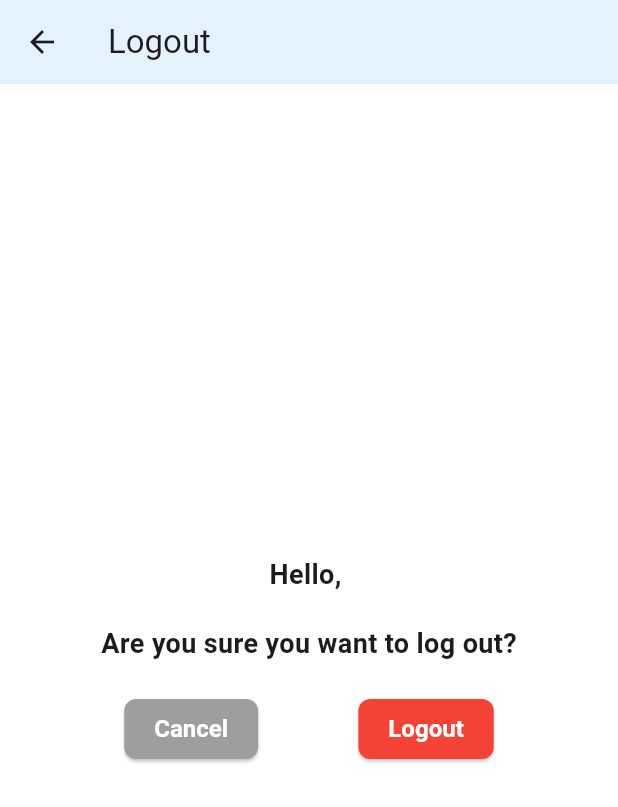
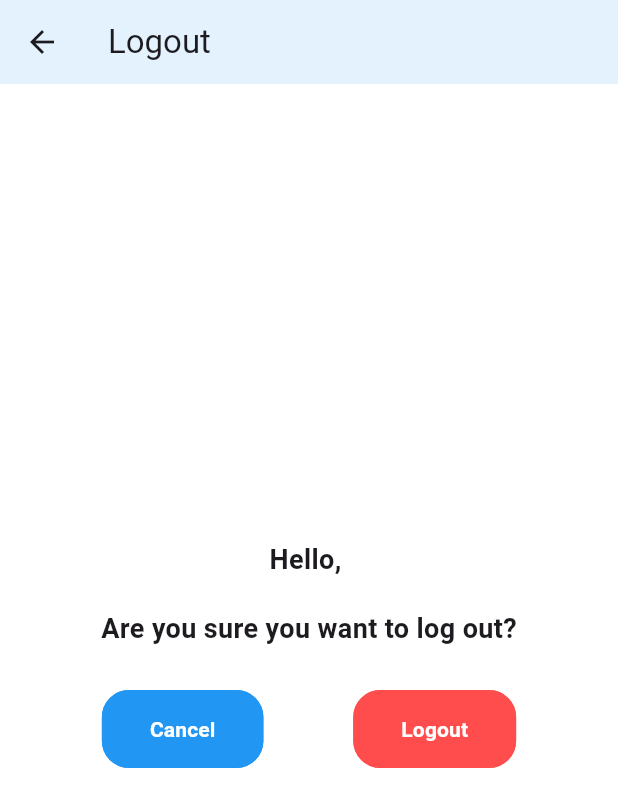
Before and after one commit to Nick-800/nex_lab, a Flutter app: the LogoutScreen screen opened directly, on a phone screen of 412 x 824 dp. Shown: the top 807 px of the screen. Run offline on Flutter 3.47's test engine with Material 3 defaults, Android fonts, the light colour scheme and no system bars; our stand-ins replace file_picker, font_awesome_flutter, google_fonts, lottie, open_file, shared_preferences and 1 more; accounts and stored records are empty; network calls fail; Roboto replaces fonts that are missing (Cairo).

Commit message:
Fixed buttons appearance

```diff
--- a/lib/models/user_model.dart
+++ b/lib/models/user_model.dart
@@ -41,7 +41,7 @@ class UserModel {
         location: json["location"] ?? '',
         dob: json["DOB"],
         gender: json["gender"],
-        bookedTests: json["booked_tests"] ?? 0,
+        bookedTests: json["booked_tests"] ?? "",
         createdAt: DateTime.parse(json["created_at"]),
         updatedAt: DateTime.parse(json["updated_at"]),
       );
--- a/lib/screens/auth_screens/register_screen.dart
+++ b/lib/screens/auth_screens/register_screen.dart
@@ -49,13 +49,11 @@ class _RegisterScreenState extends State<RegisterScreen> {
         "location": locationController.text,
       }).then((loggedIn) {
         if (loggedIn) {
-          printDebug("55555555555555555555555555555555");
           pushAndRemoveUntil(context, const ScreenRouter());
           ScaffoldMessenger.of(context).showSnackBar(const SnackBar(
             content: Text("Registered Successfully"),
           ));
         } else {
-          printDebug("444444444444444444444444444444444444444");
 
           ScaffoldMessenger.of(context).showSnackBar(const SnackBar(
             content: Text("Register Failed"),
@@ -291,7 +289,7 @@ class _RegisterScreenState extends State<RegisterScreen> {
                                                       if (pickedDate != null) {
                                                         String formattedDate =
                                                             DateFormat(
-                                                                    'dd-MM-yyyy')
+                                                                    'yyyy-MM-dd')
                                                                 .format(
                                                                     pickedDate);
                                                         setState(() {
--- a/lib/screens/profile_screens/logout_screen.dart
+++ b/lib/screens/profile_screens/logout_screen.dart
@@ -2,6 +2,8 @@ import 'package:flutter/material.dart';
 import 'package:nex_lab/helpers/functions_helper.dart';
 import 'package:nex_lab/providers/authentication_provider.dart';
 import 'package:nex_lab/screens/auth_screens/screen_router.dart';
+import 'package:nex_lab/widgets/clickables/buttons/cancel_button.dart';
+import 'package:nex_lab/widgets/clickables/buttons/main_button.dart';
 import 'package:provider/provider.dart';
 
 class LogoutScreen extends StatefulWidget {
@@ -21,9 +23,11 @@ class _LogoutScreenState extends State<LogoutScreen> {
   }
 
   void _retrieveUser() {
-    final authProvider = Provider.of<AuthenticationProvider>(context, listen: false);
+    final authProvider =
+        Provider.of<AuthenticationProvider>(context, listen: false);
     setState(() {
-      _userName = authProvider.user?.name; // Assuming user has a 'name' property
+      _userName =
+          authProvider.user?.name; // Assuming user has a 'name' property
     });
   }
 
@@ -43,7 +47,8 @@ class _LogoutScreenState extends State<LogoutScreen> {
               if (_userName != null)
                 Text(
                   'Hello, $_userName',
-                  style: const TextStyle(fontSize: 18, fontWeight: FontWeight.bold),
+                  style: const TextStyle(
+                      fontSize: 18, fontWeight: FontWeight.bold),
                 ),
               const SizedBox(height: 20),
               const Text(
@@ -54,23 +59,11 @@ class _LogoutScreenState extends State<LogoutScreen> {
               Row(
                 mainAxisAlignment: MainAxisAlignment.spaceEvenly,
                 children: [
-                  ElevatedButton(
+                  MainButton(
                     onPressed: () => Navigator.pop(context),
-                    child: const Text('Cancel'),
-                    style: ElevatedButton.styleFrom(
-                      foregroundColor: Colors.white,
-                      backgroundColor: Colors.grey,
-                      shape: RoundedRectangleBorder(
-                        borderRadius: BorderRadius.circular(8.0),
-                      ),
-                      padding: const EdgeInsets.symmetric(horizontal: 20, vertical: 10),
-                      textStyle: const TextStyle(
-                        fontSize: 16,
-                        fontWeight: FontWeight.bold,
-                      ),
-                    ),
+                    text: 'Cancel',
                   ),
-                  ElevatedButton(
+                  CancelButton(
                     onPressed: () {
                       Provider.of<AuthenticationProvider>(context,
                               listen: false)
@@ -81,19 +74,7 @@ class _LogoutScreenState extends State<LogoutScreen> {
                         }
                       });
                     },
-                    style: ElevatedButton.styleFrom(
-                      foregroundColor: Colors.white,
-                      backgroundColor: Colors.red,
-                      shape: RoundedRectangleBorder(
-                        borderRadius: BorderRadius.circular(8.0),
-                      ),
-                      padding: const EdgeInsets.symmetric(horizontal: 20, vertical: 10),
-                      textStyle: const TextStyle(
-                        fontSize: 16,
-                        fontWeight: FontWeight.bold,
-                      ),
-                    ),
-                    child: const Text('Logout'),
+                    text: 'Logout',
                   ),
                 ],
               ),
--- a/lib/screens/profile_screens/profile_screen.dart
+++ b/lib/screens/profile_screens/profile_screen.dart
@@ -56,7 +56,7 @@ class _ProfileScreenState extends State<ProfileScreen> {
                   Center(
                     child: CircleAvatar(
                       radius: 50, // Reduced size
-                      backgroundImage: const AssetImage('assets/profile.jpg'),
+                      backgroundImage: const AssetImage('assets/profile.png'),
                       backgroundColor: Colors.blue.shade100,
                     ),
                   ),
```
Also changed, not shown: lib/helpers/consts.dart (+6 -3 lines), lib/screens/auth_screens/splash_screen.dart (+18 -5 lines), lib/screens/auth_screens/terms_and_conditions.dart (+5 -2 lines), lib/screens/main_screens/details_screen.dart (+22 -16 lines), lib/screens/main_screens/home_screen.dart (+4 -31 lines), lib/screens/main_screens/inhome_screens/bookedtests_screen.dart (+9 -6 lines), lib/screens/main_screens/result_screen.dart (+4 -3 lines), lib/screens/profile_screens/about_screen.dart (+6 -4 lines), assets/profile.jpg (deleted), assets/profile.png (added).
